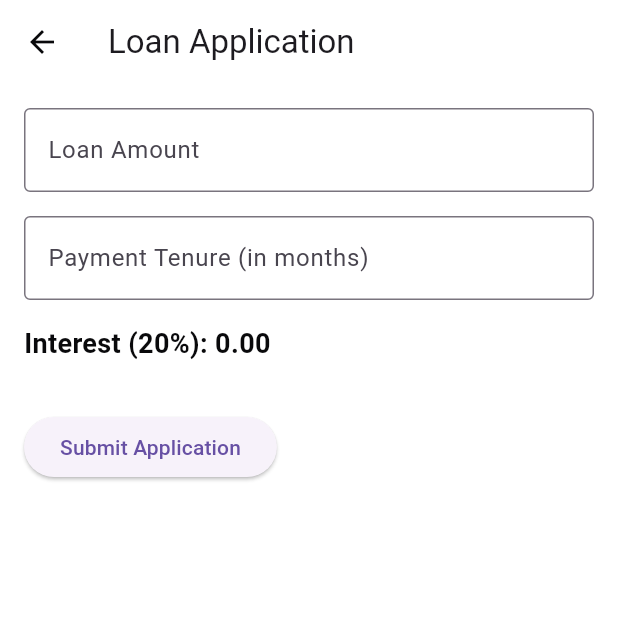
After one commit to arthurkay/vbank, a Flutter app: the LoanApplicationScreen screen opened directly, on a phone screen of 412 x 824 dp, the top half of it. The commit adds this screen. Run offline on Flutter 3.47's test engine with Material 3 defaults, Android fonts, the phone set to English and light mode, and no system bars; our stand-ins replace flutter_dotenv, shared_preferences, shimmer, sqflite, sqflite_common, supabase_flutter; missing offline and left inert: brick_core, brick_offline_first, brick_offline_first_with_supabase, brick_sqlite, brick_supabase; accounts and stored records are empty; network calls fail; Roboto replaces fonts that are missing (Montserrat); statements that could not run were skipped.

Commit message:
feat: Added group member isolation of the apps functionality

```diff
--- /dev/null
+++ b/lib/screens/loan_application.dart
@@ -0,0 +1,110 @@
+import 'package:flutter/material.dart';
+import 'package:shared_preferences/shared_preferences.dart';
+import 'package:villagebanking/brick/moodels/activity.model.dart';
+import 'package:villagebanking/brick/repository.dart';
+import 'package:villagebanking/main.dart';
+
+class LoanApplicationScreen extends StatefulWidget {
+  const LoanApplicationScreen({super.key});
+
+  @override
+  State<LoanApplicationScreen> createState() => _LoanApplicationScreenState();
+}
+
+class _LoanApplicationScreenState extends State<LoanApplicationScreen> {
+  final _amountController = TextEditingController();
+  final _tenureController = TextEditingController();
+  double _interest = 0.0;
+
+  @override
+  void initState() {
+    super.initState();
+    _amountController.addListener(_calculateInterest);
+  }
+
+  @override
+  void dispose() {
+    _amountController.dispose();
+    _tenureController.dispose();
+    super.dispose();
+  }
+
+  void _calculateInterest() {
+    final amount = double.tryParse(_amountController.text) ?? 0.0;
+    setState(() {
+      _interest = amount * 0.20;
+    });
+  }
+
+  void _submitApplication() async {
+    final prefs = await SharedPreferences.getInstance();
+    final amount = double.tryParse(_amountController.text) ?? 0.0;
+    final tenure = int.tryParse(_tenureController.text) ?? 0;
+    final groupId = prefs.getString('selectedGroupId');
+
+    if (groupId == null) {
+      ScaffoldMessenger.of(context).showSnackBar(
+        const SnackBar(
+          content: Text('Loan application failed, select a group!'),
+        ),
+      );
+      return;
+    }
+
+    if (amount > 0 && tenure > 0) {
+      final activity = Activity(
+        groupId: groupId,
+        memberId: supabase.client.auth.currentUser?.id,
+        type: 'loan_application',
+        description:
+            'Loan Amount: $amount, Payment Tenure: $tenure months, Interest Rate: 20%',
+      );
+      Repository().upsert<Activity>(activity);
+      ScaffoldMessenger.of(context).showSnackBar(
+        const SnackBar(content: Text('Loan application submitted!')),
+      );
+    }
+  }
+
+  @override
+  Widget build(BuildContext context) {
+    return Scaffold(
+      appBar: AppBar(title: const Text('Loan Application')),
+      body: Padding(
+        padding: const EdgeInsets.all(16.0),
+        child: Column(
+          crossAxisAlignment: CrossAxisAlignment.start,
+          children: [
+            TextField(
+              controller: _amountController,
+              keyboardType: TextInputType.number,
+              decoration: const InputDecoration(
+                labelText: 'Loan Amount',
+                border: OutlineInputBorder(),
+              ),
+            ),
+            const SizedBox(height: 16),
+            TextField(
+              controller: _tenureController,
+              keyboardType: TextInputType.number,
+              decoration: const InputDecoration(
+                labelText: 'Payment Tenure (in months)',
+                border: OutlineInputBorder(),
+              ),
+            ),
+            const SizedBox(height: 16),
+            Text(
+              'Interest (20%): ${_interest.toStringAsFixed(2)}',
+              style: const TextStyle(fontSize: 18, fontWeight: FontWeight.bold),
+            ),
+            const SizedBox(height: 32),
+            ElevatedButton(
+              onPressed: _submitApplication,
+              child: const Text('Submit Application'),
+            ),
+          ],
+        ),
+      ),
+    );
+  }
+}
```
Also changed, not shown: lib/screens/activities.dart (+10 -15 lines), lib/screens/change_password.dart (added, +76 -0 lines), lib/screens/contributions.dart (+7 -2 lines), lib/screens/group_members.dart (+10 -17 lines), lib/screens/home.dart (+75 -4 lines), lib/screens/interest_calculator.dart (added, +88 -0 lines), lib/screens/loans.dart (+7 -2 lines), lib/screens/widgets/activity_tile.dart (added, +45 -0 lines), lib/screens/widgets/group_member_tile.dart (added, +49 -0 lines), lib/screens/widgets/home_content.dart (+35 -55 lines), lib/screens/widgets/profile_content.dart (+35 -1 lines).
